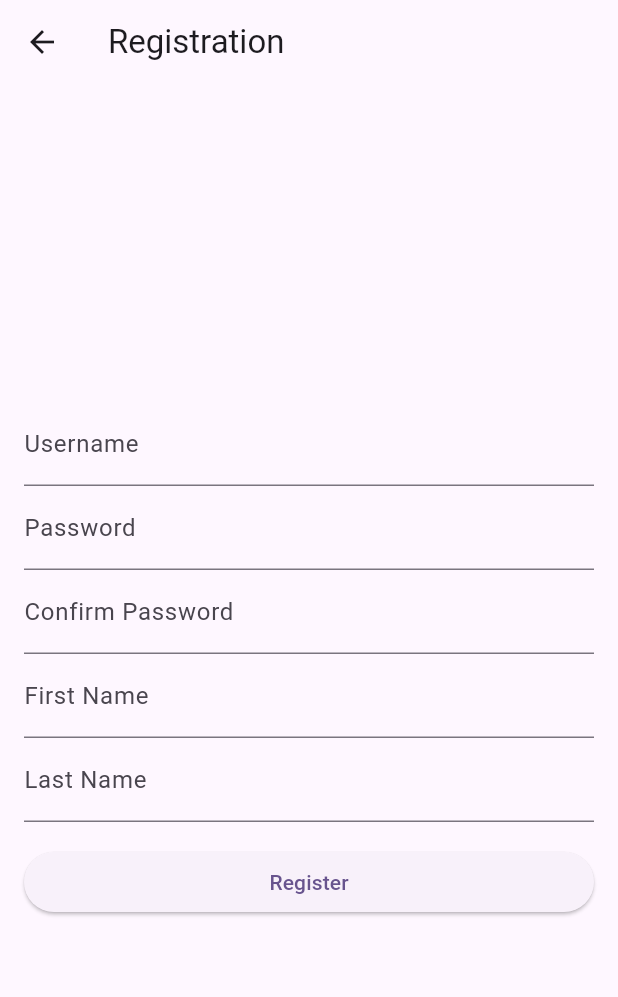
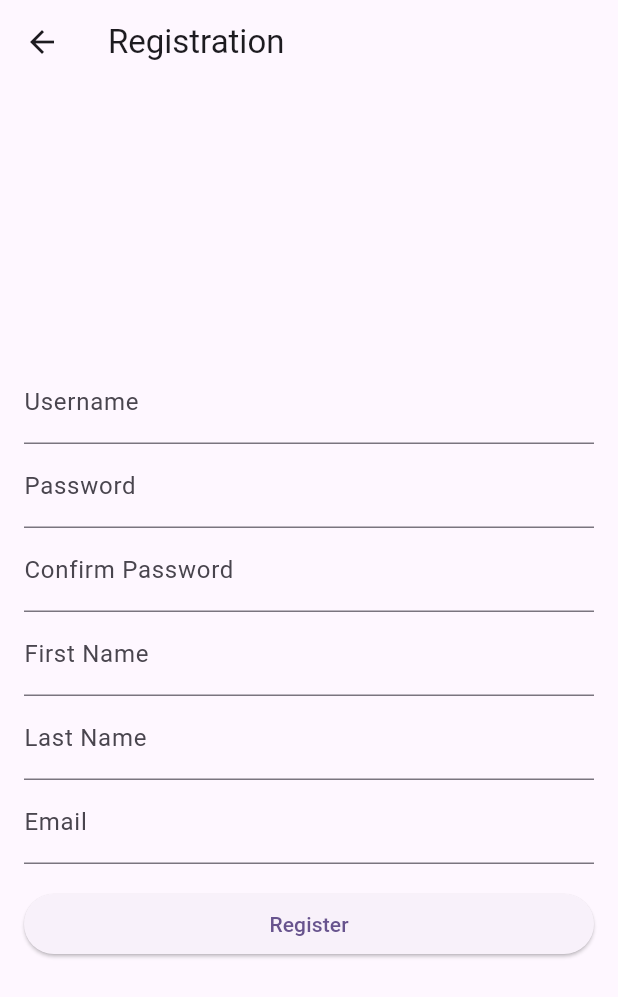
Before and after one commit to venoric/food-bank-android, a Flutter app: the RegistrationScreen screen opened directly, after a tap on "Register", on a phone screen of 412 x 824 dp. Shown: the top 997 px of the screen. Run offline on Flutter 3.47's test engine with Material 3 defaults, Android fonts, the phone set to English and light mode, and no system bars; missing offline and left inert: postgres.

Commit message:
update main.dart
* make password hidden in login screen
* remove debug print statements
* add way to check for existing user with specified credentials when logging in (not complete w/o a way to tell the user that they typed in invalid credentials)
* add email text field to user registration (and adjust related code)
* fix comment
* add way to check for accounts with the specified username and/or email

still missing:
* ways to display to the user in-app that an error has occurred

```diff
--- a/lib/main.dart
+++ b/lib/main.dart
@@ -100,6 +100,7 @@ class LoginScreen extends StatelessWidget {
             ),
             SizedBox(height: 16.0),
             TextField(
+              obscureText: true,
               decoration: InputDecoration(
                 labelText: 'Password',
               ),
@@ -128,9 +129,16 @@ class LoginScreen extends StatelessWidget {
                     password: 'Aminifoodbank123',
                   )
                 );
-                print("DEBUG: Has connection!");
                 // Check for existing account with inputted username and password
+                final result = await conn.execute(
+                  Sql.named('SELECT * FROM users WHERE username = @username AND password = @password'),
+                  parameters: {'username': _username, 'password': _password},
+                );
+                if (result.toList().isEmpty) {
+                  // Case: No user with the specified username and password exists in the database
 
+                  return;
+                }
                 // Close connection
                 await conn.close();
                 // Go to home screen if user details were entered correctly
@@ -150,7 +158,7 @@ class LoginScreen extends StatelessWidget {
 
 class RegistrationScreen extends StatelessWidget {
   // Necessary Variables for User Registration
-  late String _username = "", _password = "", _confirmPassword = "", _firstName = "", _lastName = "";
+  late String _username = "", _password = "", _confirmPassword = "", _firstName = "", _lastName = "", _email = "";
   @override
   Widget build(BuildContext context) {
     return Scaffold(
@@ -206,8 +214,17 @@ class RegistrationScreen extends StatelessWidget {
                 labelText: 'Last Name',
               ),
               onChanged: (lastName) {
-                // Set username
+                // Set lastName
                 _lastName = lastName;
+              },
+            ),
+            TextField(
+              decoration: InputDecoration(
+                labelText: 'Email',
+              ),
+              onChanged: (email) {
+                // Set email
+                _email = email;
               },
             ),
             SizedBox(height: 16.0),
@@ -215,8 +232,8 @@ class RegistrationScreen extends StatelessWidget {
               onPressed: () async {
                 // --- User Registration ---
 
-                // Check for empty username, password, confirmPassword, firstName, or lastName
-                if (_username.isEmpty || _password.isEmpty || _confirmPassword.isEmpty || _firstName.isEmpty || _lastName.isEmpty) {
+                // Check for empty _username, _password, _confirmPassword, _firstName, _lastName, or _email
+                if (_username.isEmpty || _password.isEmpty || _confirmPassword.isEmpty || _firstName.isEmpty || _lastName.isEmpty || _email.isEmpty) {
                   // Display error message to user
 
                   return;
@@ -232,9 +249,16 @@ class RegistrationScreen extends StatelessWidget {
                     password: 'Aminifoodbank123',
                   )
                 );
-                print("DEBUG: Has connection!");
-                // Check for existing account details (such as username and email)
-
+                // Check for existing account details (i.e. username and email)
+                final result = await conn.execute(
+                  Sql.named('SELECT * FROM users WHERE username = @username OR email = @email'),
+                  parameters: {'username': _username, 'email': _email},
+                );
+                if (result.toList().isNotEmpty) {
+                  // Case: A user with the specified username and/or email already exists in the database
+                  print("DEBUG: A user with the specified username and/or password already exists in the database.");
+                  return;
+                }
                 // Show registration success message
 
                 // Close connection
```
